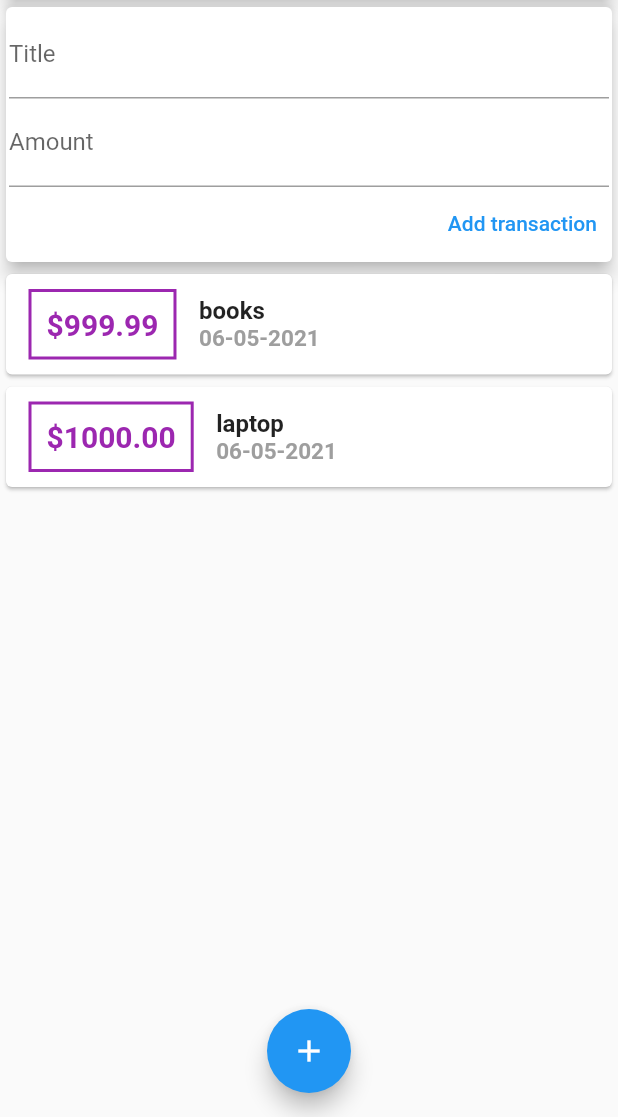
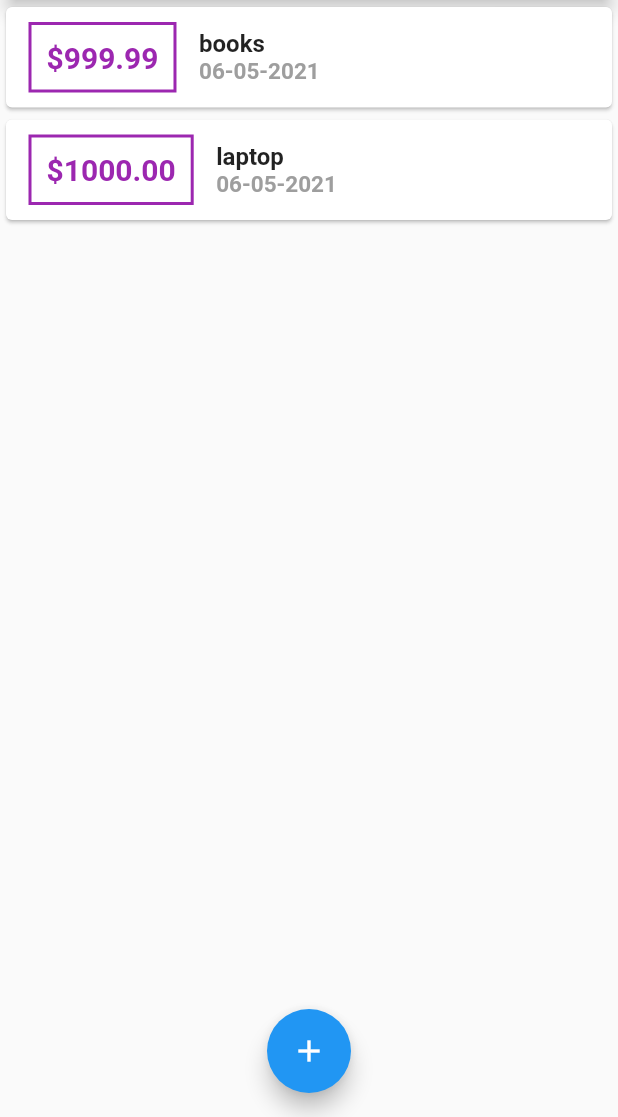
Before and after one commit to GEEPA88/personal-expense-app, a Flutter app: the screen it shows after launch, on a phone screen of 412 x 824 dp, the part 119-1236 px from its top. Run offline on Flutter 3.47's test engine with Material 2 defaults, Android fonts, the phone set to English and light mode, and no system bars.

Commit message:
12th commit

```diff
--- a/lib/main.dart
+++ b/lib/main.dart
@@ -1,7 +1,7 @@
 import 'package:flutter/material.dart';
-import 'package:flutter/rendering.dart';
-
-import './widgets/user_transactions.dart';
+import './widgets/new_transaction.dart';
+import './widgets/transaction_list.dart';
+import './models/transaction.dart';
 
 void main() => runApp(MyApp());
 
@@ -15,11 +15,53 @@ class MyApp extends StatelessWidget {
   }
 }
 
-class MyHomePage extends StatelessWidget {
+class MyHomePage extends StatefulWidget {
   // String titleInput;
   //String amountInput;
-  final titleController = TextEditingController();
-  final amountController = TextEditingController();
+  @override
+  _MyHomePageState createState() => _MyHomePageState();
+}
+
+class _MyHomePageState extends State<MyHomePage> {
+  final List<Transaction> _userTransactions = [
+    Transaction(
+      id: 't1',
+      title: 'books',
+      amount: 999.99,
+      date: DateTime.now(),
+    ),
+    Transaction(
+      id: 't2',
+      title: 'laptop',
+      amount: 1000,
+      date: DateTime.now(),
+    ),
+  ];
+
+  void _addNewTransaction(String txTitle, double txAmount) {
+    final newTx = Transaction(
+      title: txTitle,
+      amount: txAmount,
+      date: DateTime.now(),
+      id: DateTime.now().toString(),
+    );
+    setState(() {
+      _userTransactions.add(newTx);
+    });
+  }
+
+  void _startAddNewTransaction(BuildContext ctx) {
+    showModalBottomSheet(
+      context: ctx,
+      builder: (_) {
+        return GestureDetector(
+          onTap: () {},
+          child: NewTransaction(_addNewTransaction),
+          behavior: HitTestBehavior.opaque,
+        );
+      },
+    );
+  }
 
   @override
   Widget build(BuildContext context) {
@@ -27,7 +69,10 @@ class MyHomePage extends StatelessWidget {
       appBar: AppBar(
         title: Text('Flutter App'),
         actions: <Widget>[
-          IconButton(icon: Icon(Icons.add), onPressed: () {}),
+          IconButton(
+            icon: Icon(Icons.add),
+            onPressed: () => _startAddNewTransaction(context),
+          ),
         ],
       ),
       body: SingleChildScrollView(
@@ -43,14 +88,14 @@ class MyHomePage extends StatelessWidget {
                 elevation: 5,
               ),
             ),
-            UserTransaction(),
+            TransactionList(_userTransactions),
           ],
         ),
       ),
       floatingActionButtonLocation: FloatingActionButtonLocation.centerFloat,
       floatingActionButton: FloatingActionButton(
         child: Icon(Icons.add),
-        onPressed: () {},
+        onPressed: () => _startAddNewTransaction(context),
       ),
     );
   }
--- a/lib/widgets/user_transactions.dart
+++ /dev/null
@@ -1,48 +0,0 @@
-import 'package:flutter/material.dart';
-import './new_transaction.dart';
-import './transaction_list.dart';
-import '../models/transaction.dart';
-
-class UserTransaction extends StatefulWidget {
-  @override
-  _UserTransactionState createState() => _UserTransactionState();
-}
-
-class _UserTransactionState extends State<UserTransaction> {
-  final List<Transaction> _userTransactions = [
-    Transaction(
-      id: 't1',
-      title: 'books',
-      amount: 999.99,
-      date: DateTime.now(),
-    ),
-    Transaction(
-      id: 't2',
-      title: 'laptop',
-      amount: 1000,
-      date: DateTime.now(),
-    ),
-  ];
-
-  void _addNewTransaction(String txTitle, double txAmount) {
-    final newTx = Transaction(
-      title: txTitle,
-      amount: txAmount,
-      date: DateTime.now(),
-      id: DateTime.now().toString(),
-    );
-    setState(() {
-      _userTransactions.add(newTx);
-    });
-  }
-
-  @override
-  Widget build(BuildContext context) {
-    return Column(
-      children: <Widget>[
-        NewTransaction(_addNewTransaction),
-        TransactionList(_userTransactions),
-      ],
-    );
-  }
-}
```
